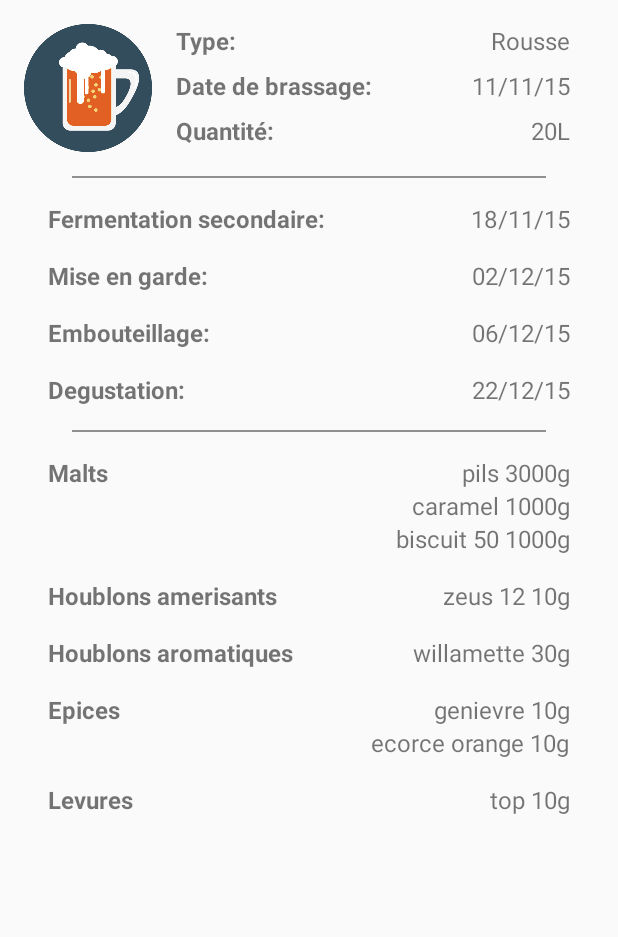
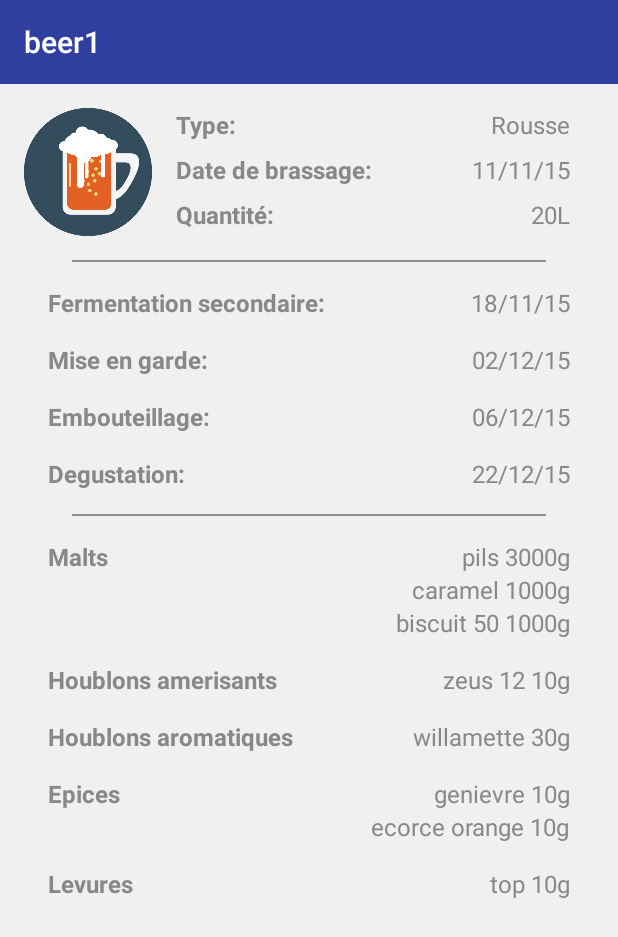
Before and after one commit to Nicolas-Kermagoret/BrewTime, an Android app: the screen it shows after launch (BeerActivity), after a tap on "beer1", on a phone screen of 412 x 824 dp. Shown: the top 937 px of the screen. Run offline under Robolectric (Android 15) with nearby library versions, the phone set to English and light mode, and no system bars.

Commit message:
Add the toolbar for activities, clear some code in BeerActivity

```diff
--- a/app/src/main/java/com/example/nicolas/brewtime/BeerActivity.java
+++ b/app/src/main/java/com/example/nicolas/brewtime/BeerActivity.java
@@ -3,6 +3,8 @@ package com.example.nicolas.brewtime;
 import android.app.Activity;
 import android.content.Context;
 import android.os.Bundle;
+import android.support.v7.app.AppCompatActivity;
+import android.support.v7.widget.Toolbar;
 import android.view.View;
 import android.view.ViewGroup;
 import android.widget.ImageView;
@@ -14,16 +16,21 @@ import java.util.ArrayList;
 /**
  * Created by nicolas on 14/01/16.
  */
-public class BeerActivity extends Activity{
+public class BeerActivity extends AppCompatActivity{
 
     @Override
     public void onCreate(Bundle savedInstanceState){
         super.onCreate(savedInstanceState);
         setContentView(R.layout.beer_display);
 
-        //Intent i = getIntent();
+        Beer beer = (Beer)this.getIntent().getSerializableExtra("Beer");
+//
+//        Toolbar mActionBarToolbar = (Toolbar) findViewById(R.id.toolbar);
+//        getSupportActionBar().setTitle(beer.getName());
+//        setSupportActionBar(mActionBarToolbar);
 
-        Beer beer = (Beer)this.getIntent().getSerializableExtra("Beer");
+        this.setSupportActionBar((Toolbar)this.findViewById(R.id.toolbar));
+        this.getSupportActionBar().setTitle(beer.getName());
 
         TextView type = (TextView)this.findViewById(R.id.beer_type);
         TextView date = (TextView)this.findViewById(R.id.beer_date);
@@ -35,20 +42,15 @@ public class BeerActivity extends Activity{
         ImageView imageView = (ImageView)this.findViewById(R.id.beer_icon);
 
 
-        type.setText((CharSequence) beer.getType());
-        date.setText((CharSequence)beer.getBrassage());
-        quantity.setText((CharSequence)beer.getQuantity());
-        secondaire.setText((CharSequence)beer.getSecondaire());
-        garde.setText((CharSequence)beer.getGarde());
-        embouteillage.setText((CharSequence)beer.getEmbouteillage());
-        degustation.setText((CharSequence)beer.getDegustation());
+        type.setText(beer.getType());
+        date.setText(beer.getBrassage());
+        quantity.setText(beer.getQuantity());
+        secondaire.setText(beer.getSecondaire());
+        garde.setText(beer.getGarde());
+        embouteillage.setText(beer.getEmbouteillage());
+        degustation.setText(beer.getDegustation());
 
         imageView.setImageResource(this.getResources().getIdentifier("beer_icon_" + beer.getType().toLowerCase(), "drawable", this.getPackageName()));
-        new ArrayList();
-        new ArrayList();
-        new ArrayList();
-        new ArrayList();
-        new ArrayList();
         TextView[] maltText = new TextView[beer.getMalts().size()];
         TextView[] aromeText = new TextView[beer.getHoublonsArome().size()];
         TextView[] amerText = new TextView[beer.getHoublonsAmer().size()];
@@ -62,7 +64,7 @@ public class BeerActivity extends Activity{
 
         int n = 1;
         for (int i = 0; i < beer.getMalts().size(); ++i) {
-            maltText[i] = new TextView((Context)this);
+            maltText[i] = new TextView(this);
             RelativeLayout.LayoutParams layoutParams = new RelativeLayout.LayoutParams(-2, -2);
             if (beer.getMalts().size() > 1) {
                 maltText[i].setId(n);
@@ -73,12 +75,11 @@ public class BeerActivity extends Activity{
             }
             layoutParams.addRule(11);
             maltText[i].setTextSize(2, 16.0f);
-            maltText[i].setText((CharSequence)((String)beer.getMalts().get(i) + " " + (String)beer.getMaltsQuantity().get(i)+"g"));
-            malts.addView((View)maltText[i], (ViewGroup.LayoutParams)layoutParams);
+            maltText[i].setText(beer.getMalts().get(i) + " " + beer.getMaltsQuantity().get(i)+"g");
+            malts.addView(maltText[i], layoutParams);
         }
         for (int j = 0; j < beer.getHoublonsArome().size(); ++j) {
-            TextView textView9;
-            aromeText[j] =new TextView((Context)this);
+            aromeText[j] =new TextView(this);
             RelativeLayout.LayoutParams layoutParams = new RelativeLayout.LayoutParams(-2, -2);
             if (beer.getHoublonsArome().size() > 1) {
                 aromeText[j].setId(n);
@@ -89,12 +90,11 @@ public class BeerActivity extends Activity{
             }
             layoutParams.addRule(11);
             aromeText[j].setTextSize(2, 16.0f);
-            aromeText[j].setText((CharSequence)((String)beer.getHoublonsArome().get(j) + " " + (String)beer.getHoublonsAromeQuantity().get(j)+"g"));
-            arome.addView((View)aromeText[j], (ViewGroup.LayoutParams)layoutParams);
+            aromeText[j].setText(beer.getHoublonsArome().get(j) + " " + beer.getHoublonsAromeQuantity().get(j)+"g");
+            arome.addView(aromeText[j], layoutParams);
         }
         for (int i = 0; i < beer.getHoublonsAmer().size(); ++i) {
-            TextView textView10;
-            amerText[i] = new TextView((Context)this);
+            amerText[i] = new TextView(this);
             RelativeLayout.LayoutParams layoutParams = new RelativeLayout.LayoutParams(-2, -2);
             if (beer.getHoublonsAmer().size() > 1) {
                 amerText[i].setId(n);
@@ -105,12 +105,11 @@ public class BeerActivity extends Activity{
             }
             layoutParams.addRule(11);
             amerText[i].setTextSize(2, 16.0f);
-            amerText[i].setText((CharSequence)((String)beer.getHoublonsAmer().get(i) + " " + (String)beer.getHoublonsAmerQuantity().get(i)+"g"));
-            amer.addView((View)amerText[i], (ViewGroup.LayoutParams)layoutParams);
+            amerText[i].setText(beer.getHoublonsAmer().get(i) + " " + beer.getHoublonsAmerQuantity().get(i)+"g");
+            amer.addView(amerText[i], layoutParams);
         }
         for (int i = 0; i < beer.getEpices().size(); ++i) {
-            TextView textView11;
-            epiceText[i] = new TextView((Context)this);
+            epiceText[i] = new TextView(this);
             RelativeLayout.LayoutParams layoutParams = new RelativeLayout.LayoutParams(-2, -2);
             if (beer.getEpices().size() > 1) {
                 epiceText[i].setId(n);
@@ -121,12 +120,11 @@ public class BeerActivity extends Activity{
             }
             layoutParams.addRule(11);
             epiceText[i].setTextSize(2, 16.0f);
-            epiceText[i].setText((CharSequence)((String)beer.getEpices().get(i) + " " + (String)beer.getEpicesQuantity().get(i)+"g"));
-            epices.addView((View)epiceText[i], (ViewGroup.LayoutParams)layoutParams);
+            epiceText[i].setText(beer.getEpices().get(i) + " " + beer.getEpicesQuantity().get(i)+"g");
+            epices.addView(epiceText[i], layoutParams);
         }
         for (int i = 0; i < beer.getLevures().size(); ++i) {
-            TextView textView12;
-            levureText[i] = new TextView((Context)this);
+            levureText[i] = new TextView(this);
             RelativeLayout.LayoutParams layoutParams = new RelativeLayout.LayoutParams(-2, -2);
             if (beer.getLevures().size() > 1) {
                 epiceText[i].setId(n);
@@ -137,8 +135,8 @@ public class BeerActivity extends Activity{
             }
             layoutParams.addRule(11);
             levureText[i].setTextSize(2, 16.0f);
-            levureText[i].setText((CharSequence)((String)beer.getLevures().get(i) + " " + (String)beer.getLevuresQuantity().get(i)+"g"));
-            levure.addView((View)levureText[i], (ViewGroup.LayoutParams)layoutParams);
+            levureText[i].setText(beer.getLevures().get(i) + " " + beer.getLevuresQuantity().get(i)+"g");
+            levure.addView(levureText[i], layoutParams);
         }
     }
 
--- a/app/src/main/java/com/example/nicolas/brewtime/MainActivity.java
+++ b/app/src/main/java/com/example/nicolas/brewtime/MainActivity.java
@@ -3,6 +3,7 @@ package com.example.nicolas.brewtime;
 import android.content.Intent;
 import android.os.Bundle;
 import android.support.v7.app.AppCompatActivity;
+import android.support.v7.widget.Toolbar;
 import android.view.View;
 import android.widget.AdapterView;
 import android.widget.ImageView;
@@ -36,6 +37,9 @@ public class MainActivity extends AppCompatActivity {
         setContentView(R.layout.activity_main);
 
         //Instanciation du Parser XML qui va recuperer toutes les bières et les mettre dans beers
+
+        Toolbar toolbar =   (Toolbar) findViewById(R.id.toolbar);
+        setSupportActionBar(toolbar);
 
         XMLParser parser = new XMLParser();
         XmlPullParser pullParser= getResources().getXml(R.xml.beers);
--- a/app/src/main/res/layout/activity_main.xml
+++ b/app/src/main/res/layout/activity_main.xml
@@ -3,10 +3,19 @@
 android:orientation="vertical" android:layout_width="match_parent"
 android:layout_height="match_parent">
 
+    <android.support.v7.widget.Toolbar xmlns:android="http://schemas.android.com/apk/res/android"
+           android:id="@+id/toolbar"
+           android:layout_width="match_parent"
+           android:layout_height="wrap_content"
+           android:layout_alignParentTop="true"
+           android:background="@color/colorPrimaryDark"
+           android:minHeight="?android:attr/actionBarSize"
+        />
+
     <ListView
-        android:layout_width="match_parent"
-        android:layout_height="wrap_content"
-        android:id="@+id/listView"/>
+            android:layout_width="match_parent"
+            android:layout_height="wrap_content"
+            android:id="@+id/listView"/>
 
 
 </LinearLayout>
--- a/app/src/main/res/layout/beer_display.xml
+++ b/app/src/main/res/layout/beer_display.xml
@@ -1,16 +1,26 @@
 <?xml version="1.0" encoding="utf-8"?>
-<ScrollView xmlns:android="http://schemas.android.com/apk/res/android"
+<LinearLayout xmlns:android="http://schemas.android.com/apk/res/android"
     xmlns:tools="http://schemas.android.com/tools" android:layout_width="match_parent"
-    android:layout_height="match_parent" android:paddingLeft="@dimen/activity_horizontal_margin"
-    android:paddingRight="@dimen/activity_horizontal_margin"
-    android:paddingTop="@dimen/activity_vertical_margin"
-    android:paddingBottom="@dimen/activity_vertical_margin"
+    android:layout_height="match_parent"
     android:orientation="vertical"
     tools:context=".MainActivity">
+
+    <android.support.v7.widget.Toolbar xmlns:android="http://schemas.android.com/apk/res/android"
+       android:id="@+id/toolbar"
+       android:layout_width="match_parent"
+       android:layout_height="wrap_content"
+       android:layout_alignParentTop="true"
+       android:background="@color/colorPrimaryDark"
+       android:minHeight="?android:attr/actionBarSize" />
+
+    <ScrollView
+        android:layout_width="match_parent"
+        android:layout_height="match_parent">
     <LinearLayout
         android:orientation="vertical"
         android:layout_height="wrap_content"
-        android:layout_width="wrap_content">
+        android:layout_width="wrap_content"
+        android:padding="16dp">
         <RelativeLayout
             android:layout_width="wrap_content"
             android:layout_height="wrap_content">
@@ -428,4 +438,5 @@
 
         </RelativeLayout>
     </LinearLayout>
-</ScrollView>
+    </ScrollView>
+</LinearLayout>
--- a/app/src/main/res/values/colors.xml
+++ b/app/src/main/res/values/colors.xml
@@ -3,4 +3,6 @@
     <color name="colorPrimary">#3F51B5</color>
     <color name="colorPrimaryDark">#303F9F</color>
     <color name="colorAccent">#FF4081</color>
+    <color name="colorBack">#F0F0F0</color>
+    <color name="colorText">#888888</color>
 </resources>
--- a/app/src/main/res/values/styles.xml
+++ b/app/src/main/res/values/styles.xml
@@ -1,11 +1,19 @@
 <resources>
 
     <!-- Base application theme. -->
-    <style name="AppTheme" parent="Theme.AppCompat.Light.DarkActionBar">
+    <style name="AppTheme" parent="Theme.AppCompat.NoActionBar">
         <!-- Customize your theme here. -->
         <item name="colorPrimary">@color/colorPrimary</item>
         <item name="colorPrimaryDark">@color/colorPrimaryDark</item>
         <item name="colorAccent">@color/colorAccent</item>
+        <item name="android:colorBackground">@color/colorBack</item>
+        <item name="android:textColor">@color/colorText</item>
     </style>
 
+    <style name="HeaderBar">
+        <item name="android:background">@color/colorPrimaryDark</item>
+    </style>
+
+
+
 </resources>
```
